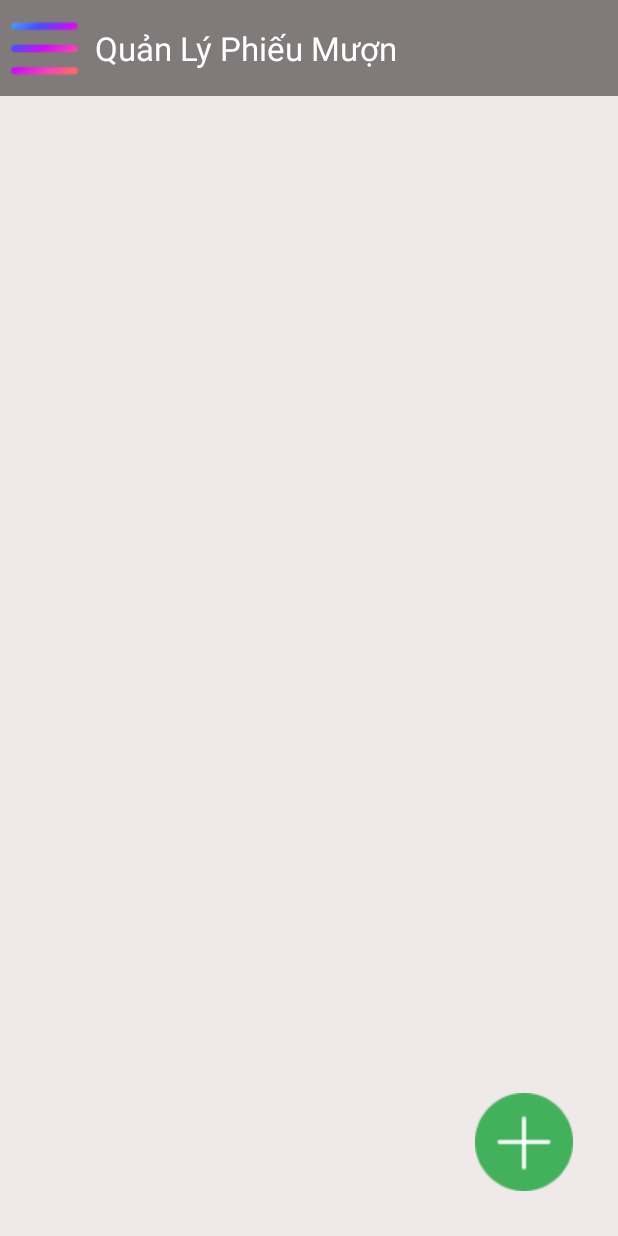
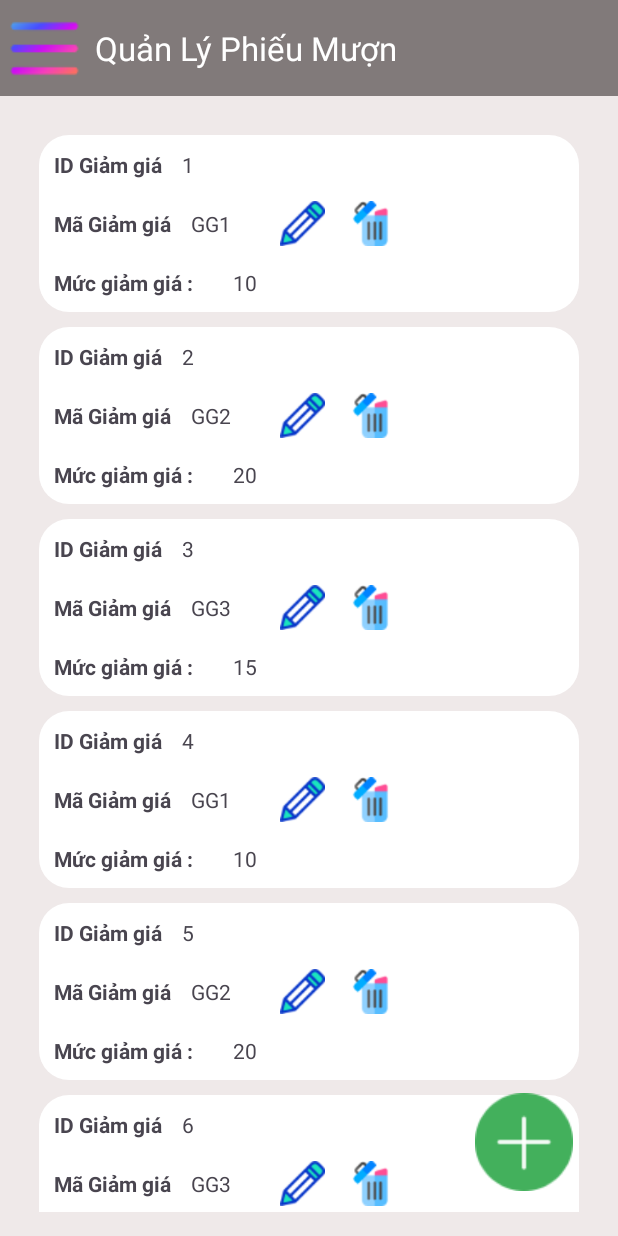
Before and after one commit to tritoan24/Khopro, an Android app: the fragment QLMaGiamGiaFragment placed in its activity, on a phone screen of 412 x 824 dp. Run offline under Robolectric (Android 15) with nearby library versions, the phone set to English and light mode, and no system bars.

Commit message:
Dat up phần Giảm giá

```diff
--- /dev/null
+++ b/app/src/main/java/com/ph32395/khopro/Adapter/GiamGia_Adapter.java
@@ -0,0 +1,171 @@
+package com.ph32395.khopro.Adapter;
+
+import android.app.Activity;
+import android.app.AlertDialog;
+import android.content.Context;
+import android.content.DialogInterface;
+import android.view.LayoutInflater;
+import android.view.View;
+import android.view.ViewGroup;
+import android.widget.Button;
+import android.widget.EditText;
+import android.widget.ImageView;
+import android.widget.Spinner;
+import android.widget.TextView;
+import android.widget.Toast;
+
+import androidx.annotation.NonNull;
+import androidx.recyclerview.widget.RecyclerView;
+
+import com.google.android.material.textfield.TextInputEditText;
+import com.ph32395.khopro.DAO.GiamGiaDAO;
+import com.ph32395.khopro.Model.GiamGia;
+import com.ph32395.khopro.R;
+
+import java.util.List;
+
+public class GiamGia_Adapter extends RecyclerView.Adapter<GiamGia_Adapter.ViewHolder>{
+    Context context;
+    List<GiamGia> list;
+    GiamGia giamGia;
+    GiamGiaDAO giamGiaDAO;
+
+    public GiamGia_Adapter(Context context ,List<GiamGia> list){
+        this.context = context;
+        this.list=list;
+    }
+
+    @NonNull
+    @Override
+    public GiamGia_Adapter.ViewHolder onCreateViewHolder(@NonNull ViewGroup parent, int viewType) {
+        LayoutInflater inflater = ((Activity)context).getLayoutInflater();
+        View view = inflater.inflate(R.layout.item_giamgia,parent,false);
+        return new ViewHolder(view);
+    }
+
+    @Override
+    public void onBindViewHolder(@NonNull GiamGia_Adapter.ViewHolder holder, int position) {
+        GiamGia giamGia1 = list.get(position);
+        holder.txtIDGiamGia.setText(giamGia1.getId_GiamGia()+"");
+        holder.txtMaGiamGia.setText(giamGia1.getMaGiamGia());
+        holder.txtMucGiamGia.setText(giamGia1.getPhanTramGiam()+"");
+
+        holder.img_edit_GG.setOnClickListener(new View.OnClickListener() {
+            @Override
+            public void onClick(View v) {
+                Update(giamGia1);
+            }
+        });
+        holder.img_delete_GG.setOnClickListener(new View.OnClickListener() {
+            @Override
+            public void onClick(View v) {
+                Delete(giamGia1);
+            }
+        });
+    }
+
+    @Override
+    public int getItemCount() {
+        return list.size();
+    }
+
+    public class ViewHolder extends RecyclerView.ViewHolder {
+        TextView txtIDGiamGia , txtMaGiamGia,txtMucGiamGia;
+        ImageView img_edit_GG , img_delete_GG;
+        public ViewHolder(@NonNull View itemView) {
+            super(itemView);
+            txtIDGiamGia = itemView.findViewById(R.id.txtIDGiamGia);
+            txtMaGiamGia = itemView.findViewById(R.id.txtMaGiamGia);
+            txtMucGiamGia = itemView.findViewById(R.id.txtMucGiamGia);
+            img_edit_GG = itemView.findViewById(R.id.img_edit_GG);
+            img_delete_GG = itemView.findViewById(R.id.img_delete_GG);
+        }
+    }
+    public void Delete(GiamGia giamGia){
+        AlertDialog.Builder builder = new AlertDialog.Builder(context);
+        builder.setIcon(android.R.drawable.ic_delete);
+        builder.setTitle("Thông báo");
+        builder.setMessage("Bạn có muốn xóa không?");
+        builder.setCancelable(false);
+        builder.setPositiveButton("Có", new DialogInterface.OnClickListener() {
+            @Override
+            public void onClick(DialogInterface dialog, int which) {
+                giamGiaDAO = new GiamGiaDAO(context);
+                int kq = giamGiaDAO.Delete(giamGia);
+                if(kq>0){
+                    Toast.makeText(context, "xóa thành công", Toast.LENGTH_SHORT).show();
+                    list.clear();
+                    list.addAll(giamGiaDAO.getAll());
+                    notifyDataSetChanged();
+                    dialog.dismiss();
+                }else {
+                    Toast.makeText(context, "xóa không thành công", Toast.LENGTH_SHORT).show();
+                }
+            }
+        });
+        builder.setNegativeButton("Không", new DialogInterface.OnClickListener() {
+            @Override
+            public void onClick(DialogInterface dialog, int which) {
+                Toast.makeText(context, "hủy xóa", Toast.LENGTH_SHORT).show();
+            }
+        });
+        AlertDialog dialog = builder.create();
+        dialog.show();
+
+
+    }
+
+    public void Update(GiamGia giamGia){
+        AlertDialog.Builder builder = new AlertDialog.Builder(context);
+        LayoutInflater inflater = ((Activity)context).getLayoutInflater();
+        View v = inflater.inflate(R.layout.update_giamgia,null);
+        builder.setView(v);
+        builder.setCancelable(false);
+        AlertDialog dialog = builder.create();
+
+        EditText ed_updateMaGiamGia = v.findViewById(R.id.ed_maGG_update);
+        EditText ed_updateMucGiamGia = v.findViewById(R.id.ed_MucGiam_update);
+
+        Button btn_updateGG = v.findViewById(R.id.btn_SuaGG_update);
+        Button btn_huyupdateGG = v.findViewById(R.id.btn_huySuaGG_update);
+
+        GiamGiaDAO giamGiaDAO1 = new GiamGiaDAO(context);
+        List<GiamGia> list1 = giamGiaDAO1.getAll();
+        ed_updateMaGiamGia.setText(giamGia.getMaGiamGia());
+        ed_updateMucGiamGia.setText(giamGia.getPhanTramGiam()+"");
+
+        btn_updateGG.setOnClickListener(new View.OnClickListener() {
+            @Override
+            public void onClick(View v) {
+                String magiamgia = ed_updateMaGiamGia.getText().toString();
+                int mucgiamgia = Integer.parseInt(ed_updateMucGiamGia.getText().toString());
+
+                giamGiaDAO = new GiamGiaDAO(context);
+                giamGia.setMaGiamGia(magiamgia);
+                giamGia.setPhanTramGiam(mucgiamgia);
+
+                int kq = giamGiaDAO.Update(giamGia);
+                if(kq>0){
+                    Toast.makeText(context, "update thành công", Toast.LENGTH_SHORT).show();
+                    list.clear();
+                    list.addAll(giamGiaDAO.getAll());
+                    notifyDataSetChanged();
+                    ed_updateMaGiamGia.setText("");
+                    ed_updateMucGiamGia.setText("");
+                    dialog.dismiss();
+                }else {
+                    Toast.makeText(context, "ko update dc", Toast.LENGTH_SHORT).show();
+                    dialog.dismiss();
+                }
+            }
+        });
+        btn_huyupdateGG.setOnClickListener(new View.OnClickListener() {
+            @Override
+            public void onClick(View v) {
+                Toast.makeText(context, "hủy update", Toast.LENGTH_SHORT).show();
+                dialog.dismiss();
+            }
+        });
+        dialog.show();
+    }
+}
--- /dev/null
+++ b/app/src/main/java/com/ph32395/khopro/DAO/GiamGiaDAO.java
@@ -0,0 +1,70 @@
+package com.ph32395.khopro.DAO;
+
+import android.content.ContentValues;
+import android.content.Context;
+import android.database.Cursor;
+import android.database.sqlite.SQLiteDatabase;
+
+import com.ph32395.khopro.Database.DbHelper;
+import com.ph32395.khopro.Model.GiamGia;
+
+import java.util.ArrayList;
+import java.util.List;
+
+public class GiamGiaDAO {
+    private DbHelper DbHelper;
+    private SQLiteDatabase db;
+
+    public GiamGiaDAO(Context context){
+        DbHelper = new DbHelper(context);
+        db = DbHelper.getWritableDatabase();
+    }
+
+    public long Insert(GiamGia giamGia){
+        ContentValues values = new ContentValues();
+        values.put("maGiamgia", giamGia.getMaGiamGia() );
+        values.put("phanTramGiam",giamGia.getPhanTramGiam());
+        return db.insert("GiamGia",null,values);
+    }
+    public  int Update(GiamGia giamGia){
+        ContentValues values = new ContentValues();
+        values.put("maGiamgia", giamGia.getMaGiamGia() );
+        values.put("phanTramGiam",giamGia.getPhanTramGiam());
+        String[] dk = new String[]{String.valueOf(giamGia.getId_GiamGia())};
+        return db.update("GiamGia",values,"id_GiamGia=?",dk);
+    }
+    public  int Delete(GiamGia giamGia){
+        String[] dk = new String[]{String.valueOf(giamGia.getId_GiamGia())};
+        return db.delete("GiamGia","id_GiamGia=?",dk);
+
+    }
+
+    public List<GiamGia> getAll(){
+        String sql = "SELECT * FROM GiamGia";
+        return getData(sql);
+    }
+
+    public GiamGia getID(String id){
+        String sql = "SELECT * FROM tb_sach WHERE id_GiamGia=?";
+        List<GiamGia> list = getData(sql,id);
+        return list.get(0);
+    }
+    public List<GiamGia> getData(String sql , String...selectionArgs){
+        List<GiamGia> list = new ArrayList<>();
+        Cursor c = db.rawQuery(sql,selectionArgs);
+        if(c!=null && c.getCount()>0){
+            c.moveToFirst();
+            do {
+                int id_GiamGia = c.getInt(0);
+                String maGiamGia = c.getString(1);
+                int PhanTramGiam = c.getInt(2);
+                GiamGia giamGia = new GiamGia();
+                giamGia.setId_GiamGia(id_GiamGia);
+                giamGia.setMaGiamGia(maGiamGia);
+                giamGia.setPhanTramGiam(PhanTramGiam);
+                list.add(giamGia);
+            }while (c.moveToNext());
+        }
+        return list;
+    }
+}
--- a/app/src/main/java/com/ph32395/khopro/Database/DbHelper.java
+++ b/app/src/main/java/com/ph32395/khopro/Database/DbHelper.java
@@ -66,6 +66,7 @@ public class DbHelper extends SQLiteOpenHelper {
         db.execSQL(DataSql.INSERT_TB_MONAN);
         db.execSQL(DataSql.INSERT_TB_GIAMGIA);
         db.execSQL(DataSql.INSERT_TB_HOADON);
+        db.execSQL(DataSql.INSERT_TB_GIAMGIA);
 
     }
 
--- a/app/src/main/java/com/ph32395/khopro/Fragment/QLMaGiamGiaFragment.java
+++ b/app/src/main/java/com/ph32395/khopro/Fragment/QLMaGiamGiaFragment.java
@@ -1,66 +1,161 @@
 package com.ph32395.khopro.Fragment;
 
+import android.app.Activity;
+import android.app.AlertDialog;
 import android.os.Bundle;
 
+import androidx.annotation.NonNull;
+import androidx.annotation.Nullable;
 import androidx.fragment.app.Fragment;
+import androidx.recyclerview.widget.LinearLayoutManager;
+import androidx.recyclerview.widget.RecyclerView;
 
 import android.view.LayoutInflater;
 import android.view.View;
 import android.view.ViewGroup;
+import android.widget.Button;
+import android.widget.EditText;
+import android.widget.ImageView;
+import android.widget.Spinner;
+import android.widget.Toast;
 
+import com.google.android.material.floatingactionbutton.FloatingActionButton;
+import com.google.android.material.textfield.TextInputEditText;
+import com.ph32395.khopro.Adapter.GiamGia_Adapter;
+import com.ph32395.khopro.DAO.GiamGiaDAO;
+import com.ph32395.khopro.Model.GiamGia;
 import com.ph32395.khopro.R;
 
-/**
- * A simple {@link Fragment} subclass.
- * Use the {@link QLMaGiamGiaFragment#newInstance} factory method to
- * create an instance of this fragment.
- */
+import java.util.List;
+
+///**
+// * A simple {@link Fragment} subclass.
+// * Use the {@link QLMaGiamGiaFragment#newInstance} factory method to
+// * create an instance of this fragment.
+// */
 public class QLMaGiamGiaFragment extends Fragment {
+    List<GiamGia> list;
+    GiamGiaDAO giamGiaDAO;
+    GiamGia_Adapter giamGia_adapter;
+    RecyclerView rc_quanLyMaGiamGia;
+    ImageView img_add_MaGiamGia;
 
     // TODO: Rename parameter arguments, choose names that match
     // the fragment initialization parameters, e.g. ARG_ITEM_NUMBER
-    private static final String ARG_PARAM1 = "param1";
-    private static final String ARG_PARAM2 = "param2";
+//    private static final String ARG_PARAM1 = "param1";
+//    private static final String ARG_PARAM2 = "param2";
+//
+//    // TODO: Rename and change types of parameters
+//    private String mParam1;
+//    private String mParam2;
+//
+//    public QLMaGiamGiaFragment() {
+//        // Required empty public constructor
+//    }
 
-    // TODO: Rename and change types of parameters
-    private String mParam1;
-    private String mParam2;
+//    /**
+//     * Use this factory method to create a new instance of
+//     * this fragment using the provided parameters.
+//     *
+//     * @param param1 Parameter 1.
+//     * @param param2 Parameter 2.
+//     * @return A new instance of fragment QLMaGiamGiaFragment.
+//     */
+//    // TODO: Rename and change types and number of parameters
+//    public static QLMaGiamGiaFragment newInstance(String param1, String param2) {
+//        QLMaGiamGiaFragment fragment = new QLMaGiamGiaFragment();
+//        Bundle args = new Bundle();
+//        args.putString(ARG_PARAM1, param1);
+//        args.putString(ARG_PARAM2, param2);
+//        fragment.setArguments(args);
+//        return fragment;
+//    }
 
-    public QLMaGiamGiaFragment() {
-        // Required empty public constructor
-    }
-
-    /**
-     * Use this factory method to create a new instance of
-     * this fragment using the provided parameters.
-     *
-     * @param param1 Parameter 1.
-     * @param param2 Parameter 2.
-     * @return A new instance of fragment QLMaGiamGiaFragment.
-     */
-    // TODO: Rename and change types and number of parameters
-    public static QLMaGiamGiaFragment newInstance(String param1, String param2) {
-        QLMaGiamGiaFragment fragment = new QLMaGiamGiaFragment();
-        Bundle args = new Bundle();
-        args.putString(ARG_PARAM1, param1);
-        args.putString(ARG_PARAM2, param2);
-        fragment.setArguments(args);
-        return fragment;
-    }
-
-    @Override
-    public void onCreate(Bundle savedInstanceState) {
-        super.onCreate(savedInstanceState);
-        if (getArguments() != null) {
-            mParam1 = getArguments().getString(ARG_PARAM1);
-            mParam2 = getArguments().getString(ARG_PARAM2);
-        }
-    }
+   // @Override
+//    public void onCreate(Bundle savedInstanceState) {
+//        super.onCreate(savedInstanceState);
+//        if (getArguments() != null) {
+//            mParam1 = getArguments().getString(ARG_PARAM1);
+//            mParam2 = getArguments().getString(ARG_PARAM2);
+//        }
+//    }
 
     @Override
     public View onCreateView(LayoutInflater inflater, ViewGroup container,
                              Bundle savedInstanceState) {
-        // Inflate the layout for this fragment
         return inflater.inflate(R.layout.fragment_q_l_ma_giam_gia, container, false);
     }
+
+    @Override
+    public void onViewCreated(@NonNull View view, @Nullable Bundle savedInstanceState) {
+        super.onViewCreated(view, savedInstanceState);
+        rc_quanLyMaGiamGia = view.findViewById(R.id.rc_quanLyMaGiamGia);
+        img_add_MaGiamGia = view.findViewById(R.id.img_add_MaGiamGia);
+
+        giamGiaDAO = new GiamGiaDAO(getContext());
+        list =giamGiaDAO.getAll();
+        giamGia_adapter =new GiamGia_Adapter(getContext(),list);
+
+        LinearLayoutManager linearLayoutManager = new LinearLayoutManager(getContext(),
+                LinearLayoutManager.VERTICAL,false);
+        rc_quanLyMaGiamGia.setLayoutManager(linearLayoutManager);
+        rc_quanLyMaGiamGia.setAdapter(giamGia_adapter);
+
+        img_add_MaGiamGia.setOnClickListener(new View.OnClickListener() {
+            @Override
+            public void onClick(View v) {
+                DialogAdd();
+            }
+        });
+    }
+    public void DialogAdd(){
+        AlertDialog.Builder builder = new AlertDialog.Builder(getContext());
+        LayoutInflater inflater = ((Activity)getContext()).getLayoutInflater();
+        View v = inflater.inflate(R.layout.add_giamgia,null);
+        builder.setView(v);
+        builder.setCancelable(false);
+        AlertDialog dialog = builder.create();
+
+
+        EditText ed_Magiamgia= v.findViewById(R.id.ed_Magiamgia);
+        EditText ed_Mucgiamgia= v.findViewById(R.id.ed_Mucgiamgia);
+        Button btn_themGG = v.findViewById(R.id.btn_themGG);
+        Button btn_huythemGG = v.findViewById(R.id.btn_huyThemGG);
+
+        GiamGiaDAO giamGiaDAO1 = new GiamGiaDAO(getContext());
+        List<GiamGia> list1 = giamGiaDAO1.getAll();
+        btn_themGG.setOnClickListener(new View.OnClickListener() {
+            @Override
+            public void onClick(View v) {
+                String magiamgia = ed_Magiamgia.getText().toString();
+                int mucgiamgia = Integer.parseInt(ed_Mucgiamgia.getText().toString());
+
+                giamGiaDAO = new GiamGiaDAO(getContext());
+                GiamGia giamGia = new GiamGia();
+                giamGia.setPhanTramGiam(mucgiamgia);
+                giamGia.setMaGiamGia(magiamgia);
+
+                long kq = giamGiaDAO.Insert(giamGia);
+                if(kq>0){
+                    Toast.makeText(getContext(), "Thêm thành công ", Toast.LENGTH_SHORT).show();
+                    list.clear();
+                    list.addAll(giamGiaDAO.getAll());
+                    giamGia_adapter.notifyDataSetChanged();
+                    ed_Magiamgia.setText("");
+                    ed_Mucgiamgia.setText("");
+                    dialog.dismiss();
+                }else {
+                    Toast.makeText(getContext(), "ko thêm được", Toast.LENGTH_SHORT).show();
+                }
+            }
+        });
+        btn_huythemGG.setOnClickListener(new View.OnClickListener() {
+            @Override
+            public void onClick(View v) {
+                Toast.makeText(getContext(), "hủy thêm", Toast.LENGTH_SHORT).show();
+                dialog.dismiss();
+            }
+        });
+        dialog.show();
+    }
 }
--- /dev/null
+++ b/app/src/main/res/layout/item_giamgia.xml
@@ -0,0 +1,88 @@
+<?xml version="1.0" encoding="utf-8"?>
+<LinearLayout xmlns:android="http://schemas.android.com/apk/res/android"
+    android:layout_width="match_parent"
+    android:layout_height="wrap_content"
+    android:orientation="vertical">
+
+    <LinearLayout
+        android:layout_width="match_parent"
+        android:layout_height="wrap_content"
+        android:layout_marginHorizontal="10dp"
+        android:layout_marginTop="10dp"
+        android:background="@drawable/custom_item"
+        android:gravity="center_vertical"
+        android:orientation="horizontal">
+        <LinearLayout
+            android:layout_width="wrap_content"
+            android:layout_height="wrap_content"
+            android:orientation="vertical">
+
+            <LinearLayout
+                android:layout_width="match_parent"
+                android:layout_height="wrap_content"
+                android:orientation="horizontal">
+
+                <TextView
+                    android:layout_width="wrap_content"
+                    android:layout_height="wrap_content"
+                    android:padding="10dp"
+                    android:text="ID Giảm giá "
+                    android:textStyle="bold" />
+
+                <TextView
+                    android:id="@+id/txtIDGiamGia"
+                    android:layout_width="wrap_content"
+                    android:layout_height="wrap_content"
+                    android:text="3" />
+            </LinearLayout>
+
+            <LinearLayout
+                android:layout_width="match_parent"
+                android:layout_height="wrap_content"
+                android:orientation="horizontal">
+                <TextView
+                    android:layout_width="wrap_content"
+                    android:layout_height="wrap_content"
+                    android:padding="10dp"
+                    android:text="Mã Giảm giá "
+                    android:textStyle="bold" />
+                <TextView
+                    android:id="@+id/txtMaGiamGia"
+                    android:layout_width="wrap_content"
+                    android:layout_height="wrap_content"
+                    android:text="3" />
+            </LinearLayout>
+
+            <LinearLayout
+                android:layout_width="match_parent"
+                android:layout_height="wrap_content"
+                android:orientation="horizontal">
+                <TextView
+                    android:layout_width="wrap_content"
+                    android:layout_height="match_parent"
+                    android:padding="10dp"
+                    android:text="Mức giảm giá :  "
+                    android:textStyle="bold" />
+                <TextView
+                    android:id="@+id/txtMucGiamGia"
+                    android:layout_width="wrap_content"
+                    android:layout_height="wrap_content"
+                    android:padding="10dp"
+                    android:text="1000" />
+            </LinearLayout>
+        </LinearLayout>
+        <ImageView
+            android:id="@+id/img_edit_GG"
+            android:layout_width="30dp"
+            android:layout_height="30dp"
+            android:layout_marginLeft="5dp"
+            android:src="@drawable/icon_edit" />
+
+        <ImageView
+            android:id="@+id/img_delete_GG"
+            android:layout_width="30dp"
+            android:layout_height="30dp"
+            android:layout_marginLeft="15dp"
+            android:src="@drawable/icon_delete" />
+    </LinearLayout>
+</LinearLayout>
```
Also changed, not shown: app/src/main/res/layout/add_giamgia.xml (added, +61 -0 lines), app/src/main/res/layout/update_giamgia.xml (added, +63 -0 lines).
